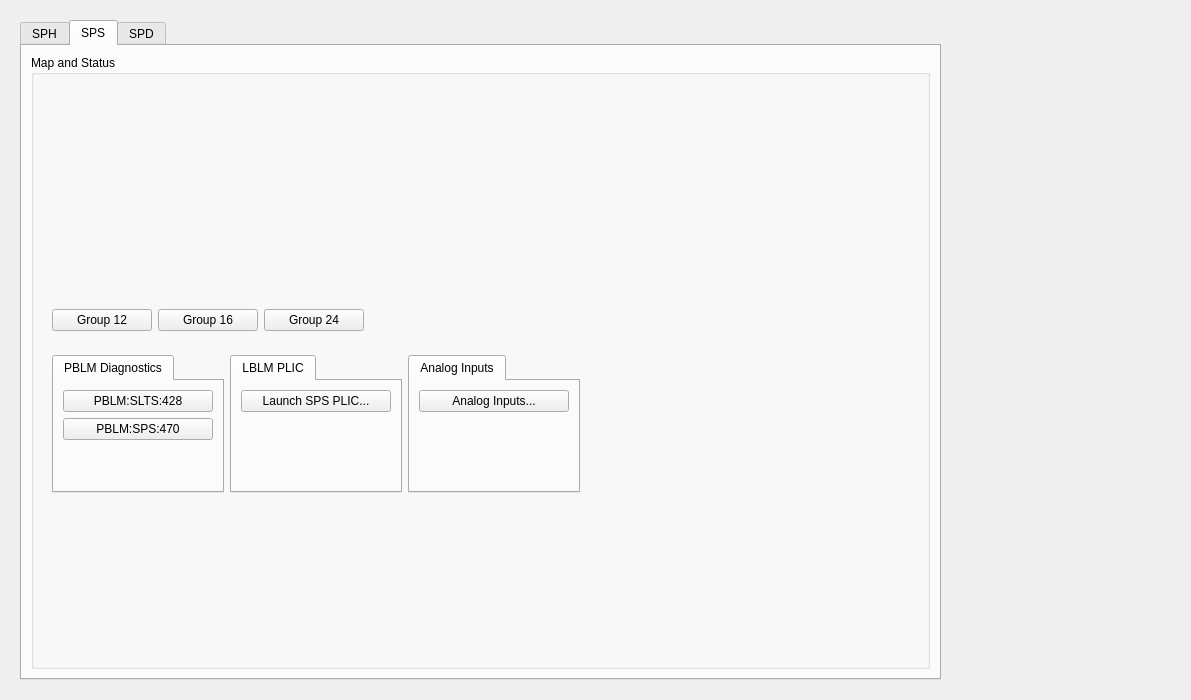
First picture: the form in spr_main.ui, repository ad-build-test/pydm-mps, before the edit.
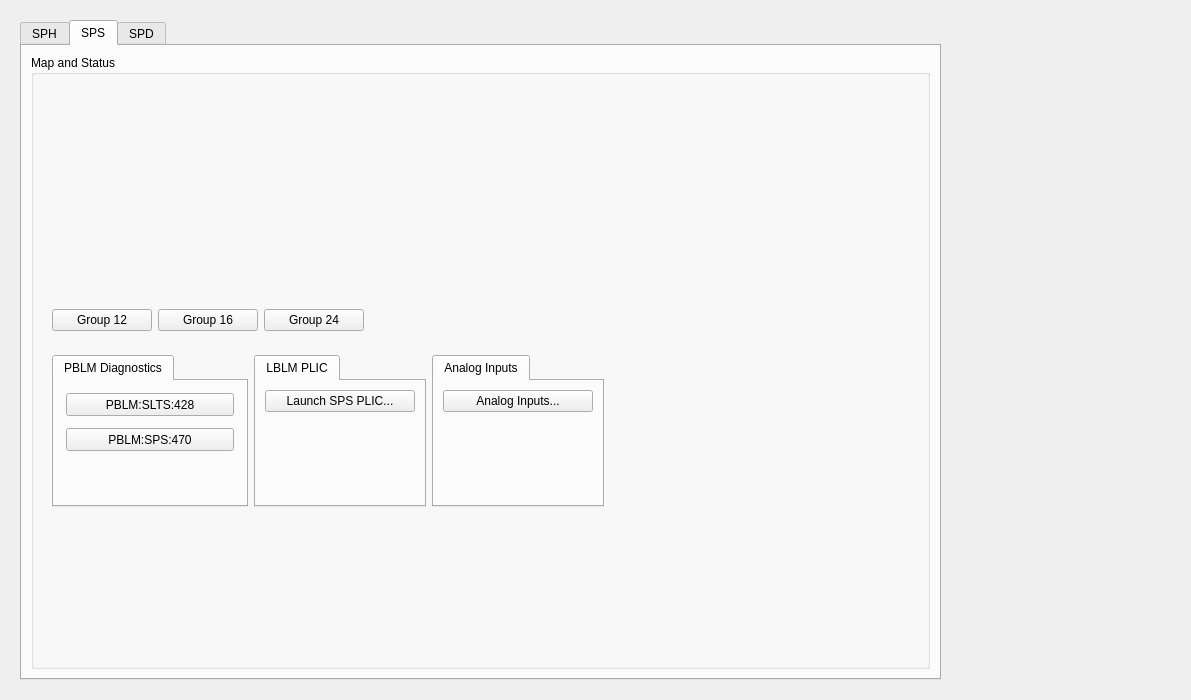
Second picture: the form after the edit. The open tabs and pages were chosen to show the change. Custom widgets are drawn as their Qt base class.

```diff
--- a/spr_main.ui
+++ b/spr_main.ui
@@ -594,7 +594,7 @@
                  <widget class="QTabWidget" name="tabWidget_3">
                   <property name="maximumSize">
                    <size>
-                    <width>175</width>
+                    <width>300</width>
                     <height>16777215</height>
                    </size>
                   </property>
@@ -606,45 +606,38 @@
                     <string>PBLM Diagnostics</string>
                    </attribute>
                    <layout class="QGridLayout" name="gridLayout_17">
-                    <item row="1" column="0">
-                     <widget class="PyDMEDMDisplayButton" name="PyDMEDMDisplayButton_7">
+                    <item row="0" column="0">
+                     <widget class="PyDMFrame" name="PyDMFrame_2">
                       <property name="minimumSize">
                        <size>
-                        <width>150</width>
-                        <height>20</height>
+                        <width>174</width>
+                        <height>29</height>
+                       </size>
+                      </property>
+                      <property name="maximumSize">
+                       <size>
+                        <width>174</width>
+                        <height>29</height>
                        </size>
                       </property>
                       <property name="toolTip">
                        <string/>
                       </property>
-                      <property name="text">
-                       <string>PBLM:SPS:470</string>
-                      </property>
-                      <property name="filenames" stdset="0">
-                       <stringlist>
-                        <string>$EDM/bcs/bcs_pblm_status.edl</string>
-                       </stringlist>
-                      </property>
-                      <property name="titles" stdset="0">
-                       <stringlist>
-                        <string></string>
-                       </stringlist>
-                      </property>
-                      <property name="showIcon" stdset="0">
-                       <bool>false</bool>
-                      </property>
-                      <property name="macros" stdset="0">
-                       <stringlist>
-                        <string>BLM=PBLM:SPS:470</string>
-                       </stringlist>
-                      </property>
-                      <property name="openInNewWindow" stdset="0">
+                      <property name="alarmSensitiveBorder" stdset="0">
                        <bool>true</bool>
                       </property>
-                     </widget>
-                    </item>
-                    <item row="0" column="0">
+                      <property name="channel" stdset="0">
+                       <string>PBLM:SLTS:428:UP_TIME_SECSUM</string>
+                      </property>
                      <widget class="PyDMEDMDisplayButton" name="PyDMEDMDisplayButton_6">
+                       <property name="geometry">
+                        <rect>
+                         <x>3</x>
+                         <y>3</y>
+                         <width>168</width>
+                         <height>23</height>
+                        </rect>
+                       </property>
                       <property name="minimumSize">
                        <size>
                         <width>150</width>
@@ -679,6 +672,75 @@
                        <bool>true</bool>
                       </property>
                      </widget>
+                     </widget>
+                    </item>
+                    <item row="1" column="0">
+                     <widget class="PyDMFrame" name="PyDMFrame_3">
+                      <property name="minimumSize">
+                       <size>
+                        <width>174</width>
+                        <height>29</height>
+                       </size>
+                      </property>
+                      <property name="maximumSize">
+                       <size>
+                        <width>174</width>
+                        <height>29</height>
+                       </size>
+                      </property>
+                      <property name="toolTip">
+                       <string/>
+                      </property>
+                      <property name="alarmSensitiveBorder" stdset="0">
+                       <bool>true</bool>
+                      </property>
+                      <property name="channel" stdset="0">
+                       <string>PBLM:SPS:470:UP_TIME_SECSUM</string>
+                      </property>
+                      <widget class="PyDMEDMDisplayButton" name="PyDMEDMDisplayButton_7">
+                       <property name="geometry">
+                        <rect>
+                         <x>3</x>
+                         <y>3</y>
+                         <width>168</width>
+                         <height>23</height>
+                        </rect>
+                       </property>
+                       <property name="minimumSize">
+                        <size>
+                         <width>150</width>
+                         <height>20</height>
+                        </size>
+                       </property>
+                       <property name="toolTip">
+                        <string/>
+                       </property>
+                       <property name="text">
+                        <string>PBLM:SPS:470</string>
+                       </property>
+                       <property name="filenames" stdset="0">
+                        <stringlist>
+                         <string>$EDM/bcs/bcs_pblm_status.edl</string>
+                        </stringlist>
+                       </property>
+                       <property name="titles" stdset="0">
+                        <stringlist>
+                         <string></string>
+                        </stringlist>
+                       </property>
+                       <property name="showIcon" stdset="0">
+                        <bool>false</bool>
+                       </property>
+                       <property name="macros" stdset="0">
+                        <stringlist>
+                         <string>BLM=PBLM:SPS:470</string>
+                        </stringlist>
+                       </property>
+                       <property name="openInNewWindow" stdset="0">
+                        <bool>true</bool>
+                       </property>
+                      </widget>
+                     </widget>
                     </item>
                     <item row="2" column="0">
                      <spacer name="verticalSpacer_9">
@@ -1060,6 +1122,12 @@
    <extends>QFrame</extends>
    <header>pydm.widgets.embedded_display</header>
   </customwidget>
+  <customwidget>
+   <class>PyDMFrame</class>
+   <extends>QFrame</extends>
+   <header>pydm.widgets.frame</header>
+   <container>1</container>
+  </customwidget>
   <customwidget>
    <class>PyDMRelatedDisplayButton</class>
    <extends>QPushButton</extends>
```
Left out of the diff: 35 changed lines with no effect on the pictures. Lines whose indentation alone changed are shown as unchanged.
